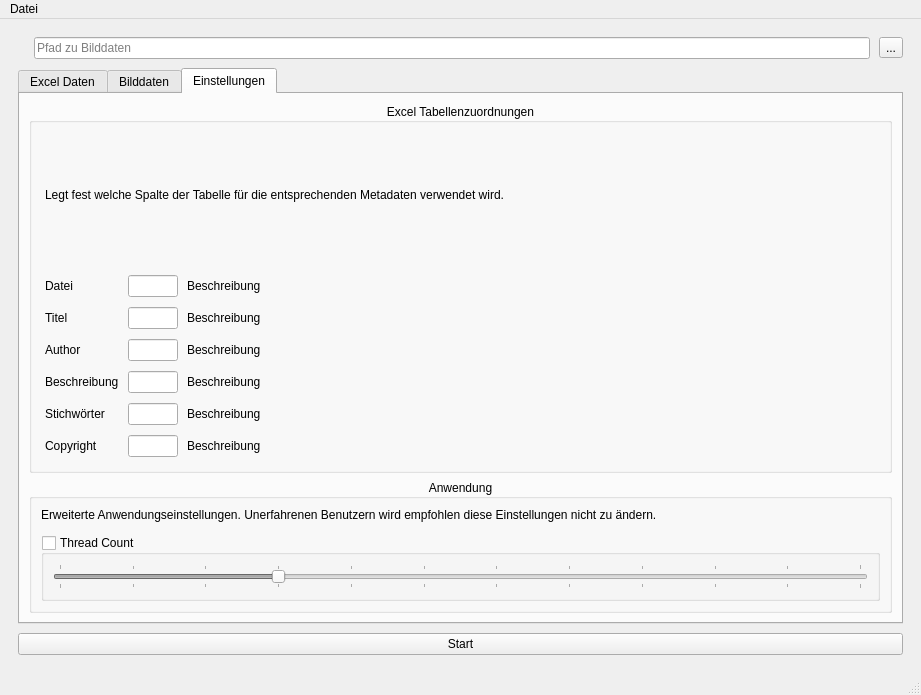
This is ui/tiffy.ui in tappi287/tiffy as Qt 5 draws it before an edit. The edited form follows.
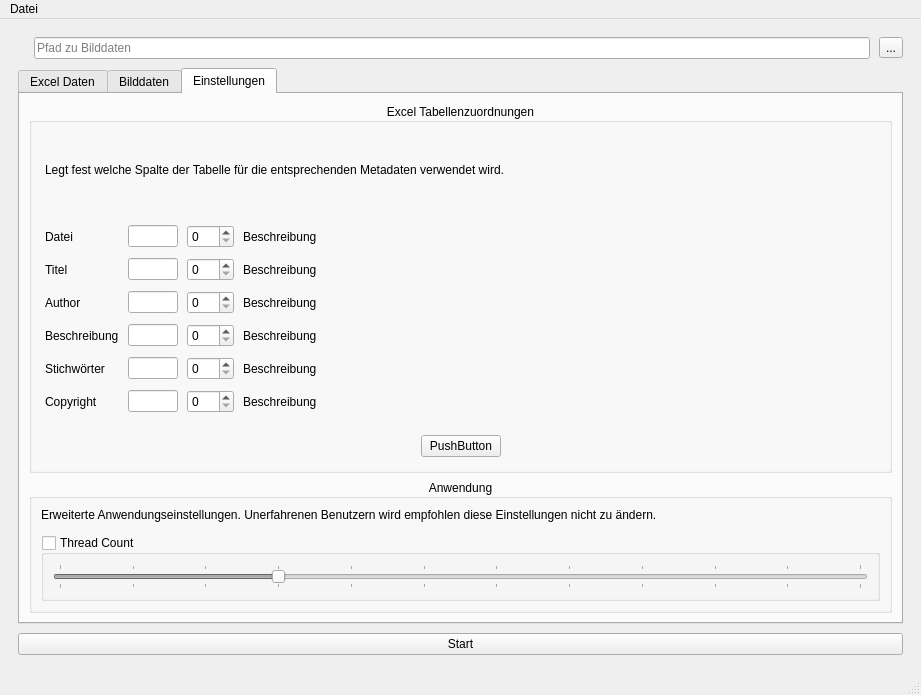
This is the edited form. The open tabs and pages were chosen to show the change. Icons and pictures are not drawn.

The edit to the form file:
```diff
--- a/ui/tiffy.ui
+++ b/ui/tiffy.ui
@@ -46,7 +46,7 @@
            <string/>
           </property>
           <property name="pixmap">
-           <pixmap resource="res/gui_resource.qrc">:/type/img.png</pixmap>
+           <pixmap>:/type/img.png</pixmap>
           </property>
           <property name="scaledContents">
            <bool>true</bool>
@@ -225,7 +225,28 @@
                <property name="verticalSpacing">
                 <number>10</number>
                </property>
-               <item row="1" column="2">
+               <item row="5" column="2">
+                <widget class="QSpinBox" name="rightBox">
+                 <property name="maximum">
+                  <number>999</number>
+                 </property>
+                </widget>
+               </item>
+               <item row="4" column="2">
+                <widget class="QSpinBox" name="keyBox">
+                 <property name="maximum">
+                  <number>999</number>
+                 </property>
+                </widget>
+               </item>
+               <item row="3" column="2">
+                <widget class="QSpinBox" name="descBox">
+                 <property name="maximum">
+                  <number>999</number>
+                 </property>
+                </widget>
+               </item>
+               <item row="1" column="3">
                 <widget class="QLabel" name="titleDesc">
                  <property name="sizePolicy">
                   <sizepolicy hsizetype="Preferred" vsizetype="Preferred">
@@ -238,6 +259,40 @@
                  </property>
                 </widget>
                </item>
+               <item row="4" column="1">
+                <widget class="QLineEdit" name="keyInput">
+                 <property name="maximumSize">
+                  <size>
+                   <width>50</width>
+                   <height>16777215</height>
+                  </size>
+                 </property>
+                </widget>
+               </item>
+               <item row="2" column="1">
+                <widget class="QLineEdit" name="authorInput">
+                 <property name="maximumSize">
+                  <size>
+                   <width>50</width>
+                   <height>16777215</height>
+                  </size>
+                 </property>
+                </widget>
+               </item>
+               <item row="5" column="0">
+                <widget class="QLabel" name="rightLabel">
+                 <property name="text">
+                  <string>Copyright</string>
+                 </property>
+                </widget>
+               </item>
+               <item row="1" column="0">
+                <widget class="QLabel" name="titleLabel">
+                 <property name="text">
+                  <string>Titel</string>
+                 </property>
+                </widget>
+               </item>
                <item row="2" column="0">
                 <widget class="QLabel" name="authorLabel">
                  <property name="text">
@@ -245,18 +300,21 @@
                  </property>
                 </widget>
                </item>
-               <item row="2" column="1">
-                <widget class="QLineEdit" name="authorInput">
-                 <property name="maximumSize">
-                  <size>
-                   <width>50</width>
-                   <height>16777215</height>
-                  </size>
+               <item row="0" column="3">
+                <widget class="QLabel" name="fileDesc">
+                 <property name="sizePolicy">
+                  <sizepolicy hsizetype="Preferred" vsizetype="Preferred">
+                   <horstretch>10</horstretch>
+                   <verstretch>0</verstretch>
+                  </sizepolicy>
+                 </property>
+                 <property name="text">
+                  <string>Beschreibung</string>
                  </property>
                 </widget>
                </item>
-               <item row="2" column="2">
-                <widget class="QLabel" name="authorDesc">
+               <item row="4" column="3">
+                <widget class="QLabel" name="keyDesc">
                  <property name="sizePolicy">
                   <sizepolicy hsizetype="Preferred" vsizetype="Preferred">
                    <horstretch>10</horstretch>
@@ -275,29 +333,6 @@
                  </property>
                 </widget>
                </item>
-               <item row="0" column="1">
-                <widget class="QLineEdit" name="fileInput">
-                 <property name="maximumSize">
-                  <size>
-                   <width>50</width>
-                   <height>16777215</height>
-                  </size>
-                 </property>
-                </widget>
-               </item>
-               <item row="0" column="2">
-                <widget class="QLabel" name="fileDesc">
-                 <property name="sizePolicy">
-                  <sizepolicy hsizetype="Preferred" vsizetype="Preferred">
-                   <horstretch>10</horstretch>
-                   <verstretch>0</verstretch>
-                  </sizepolicy>
-                 </property>
-                 <property name="text">
-                  <string>Beschreibung</string>
-                 </property>
-                </widget>
-               </item>
                <item row="0" column="0">
                 <widget class="QLabel" name="fileLabel">
                  <property name="text">
@@ -315,49 +350,6 @@
                  </property>
                 </widget>
                </item>
-               <item row="3" column="2">
-                <widget class="QLabel" name="descDesc">
-                 <property name="sizePolicy">
-                  <sizepolicy hsizetype="Preferred" vsizetype="Preferred">
-                   <horstretch>10</horstretch>
-                   <verstretch>0</verstretch>
-                  </sizepolicy>
-                 </property>
-                 <property name="text">
-                  <string>Beschreibung</string>
-                 </property>
-                </widget>
-               </item>
-               <item row="1" column="0">
-                <widget class="QLabel" name="titleLabel">
-                 <property name="text">
-                  <string>Titel</string>
-                 </property>
-                </widget>
-               </item>
-               <item row="4" column="2">
-                <widget class="QLabel" name="keyDesc">
-                 <property name="sizePolicy">
-                  <sizepolicy hsizetype="Preferred" vsizetype="Preferred">
-                   <horstretch>10</horstretch>
-                   <verstretch>0</verstretch>
-                  </sizepolicy>
-                 </property>
-                 <property name="text">
-                  <string>Beschreibung</string>
-                 </property>
-                </widget>
-               </item>
-               <item row="4" column="1">
-                <widget class="QLineEdit" name="keyInput">
-                 <property name="maximumSize">
-                  <size>
-                   <width>50</width>
-                   <height>16777215</height>
-                  </size>
-                 </property>
-                </widget>
-               </item>
                <item row="4" column="0">
                 <widget class="QLabel" name="keyLabel">
                  <property name="text">
@@ -365,23 +357,6 @@
                  </property>
                 </widget>
                </item>
-               <item row="1" column="1">
-                <widget class="QLineEdit" name="titleInput">
-                 <property name="maximumSize">
-                  <size>
-                   <width>50</width>
-                   <height>16777215</height>
-                  </size>
-                 </property>
-                </widget>
-               </item>
-               <item row="5" column="0">
-                <widget class="QLabel" name="rightLabel">
-                 <property name="text">
-                  <string>Copyright</string>
-                 </property>
-                </widget>
-               </item>
                <item row="5" column="1">
                 <widget class="QLineEdit" name="rightInput">
                  <property name="maximumSize">
@@ -392,7 +367,60 @@
                  </property>
                 </widget>
                </item>
-               <item row="5" column="2">
+               <item row="2" column="2">
+                <widget class="QSpinBox" name="authorBox">
+                 <property name="maximum">
+                  <number>999</number>
+                 </property>
+                </widget>
+               </item>
+               <item row="3" column="3">
+                <widget class="QLabel" name="descDesc">
+                 <property name="sizePolicy">
+                  <sizepolicy hsizetype="Preferred" vsizetype="Preferred">
+                   <horstretch>10</horstretch>
+                   <verstretch>0</verstretch>
+                  </sizepolicy>
+                 </property>
+                 <property name="text">
+                  <string>Beschreibung</string>
+                 </property>
+                </widget>
+               </item>
+               <item row="2" column="3">
+                <widget class="QLabel" name="authorDesc">
+                 <property name="sizePolicy">
+                  <sizepolicy hsizetype="Preferred" vsizetype="Preferred">
+                   <horstretch>10</horstretch>
+                   <verstretch>0</verstretch>
+                  </sizepolicy>
+                 </property>
+                 <property name="text">
+                  <string>Beschreibung</string>
+                 </property>
+                </widget>
+               </item>
+               <item row="0" column="1">
+                <widget class="QLineEdit" name="fileInput">
+                 <property name="maximumSize">
+                  <size>
+                   <width>50</width>
+                   <height>16777215</height>
+                  </size>
+                 </property>
+                </widget>
+               </item>
+               <item row="1" column="1">
+                <widget class="QLineEdit" name="titleInput">
+                 <property name="maximumSize">
+                  <size>
+                   <width>50</width>
+                   <height>16777215</height>
+                  </size>
+                 </property>
+                </widget>
+               </item>
+               <item row="5" column="3">
                 <widget class="QLabel" name="rightDesc">
                  <property name="sizePolicy">
                   <sizepolicy hsizetype="Preferred" vsizetype="Preferred">
@@ -404,6 +432,72 @@
                   <string>Beschreibung</string>
                  </property>
                 </widget>
+               </item>
+               <item row="1" column="2">
+                <widget class="QSpinBox" name="titleBox">
+                 <property name="maximum">
+                  <number>999</number>
+                 </property>
+                </widget>
+               </item>
+               <item row="0" column="2">
+                <widget class="QSpinBox" name="fileBox">
+                 <property name="maximum">
+                  <number>999</number>
+                 </property>
+                </widget>
+               </item>
+              </layout>
+             </item>
+             <item>
+              <layout class="QHBoxLayout" name="horizontalLayout_2">
+               <property name="spacing">
+                <number>9</number>
+               </property>
+               <property name="leftMargin">
+                <number>0</number>
+               </property>
+               <property name="topMargin">
+                <number>9</number>
+               </property>
+               <property name="rightMargin">
+                <number>0</number>
+               </property>
+               <property name="bottomMargin">
+                <number>9</number>
+               </property>
+               <item>
+                <spacer name="horizontalSpacer_2">
+                 <property name="orientation">
+                  <enum>Qt::Horizontal</enum>
+                 </property>
+                 <property name="sizeHint" stdset="0">
+                  <size>
+                   <width>40</width>
+                   <height>20</height>
+                  </size>
+                 </property>
+                </spacer>
+               </item>
+               <item>
+                <widget class="QPushButton" name="restoreBtn">
+                 <property name="text">
+                  <string>PushButton</string>
+                 </property>
+                </widget>
+               </item>
+               <item>
+                <spacer name="horizontalSpacer">
+                 <property name="orientation">
+                  <enum>Qt::Horizontal</enum>
+                 </property>
+                 <property name="sizeHint" stdset="0">
+                  <size>
+                   <width>40</width>
+                   <height>20</height>
+                  </size>
+                 </property>
+                </spacer>
                </item>
               </layout>
              </item>
```
